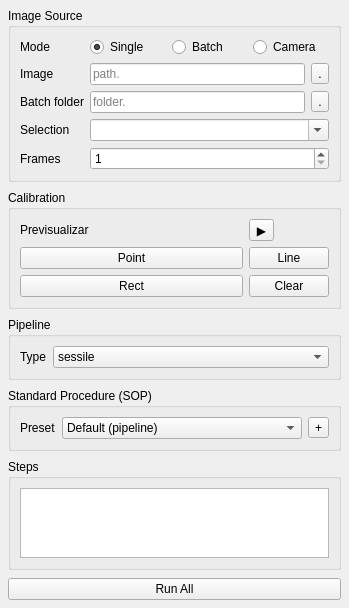
Above: src/menipy/gui/views/setup_panel.ui from carenaudo/Menipy before the change. Below: the same form after it.
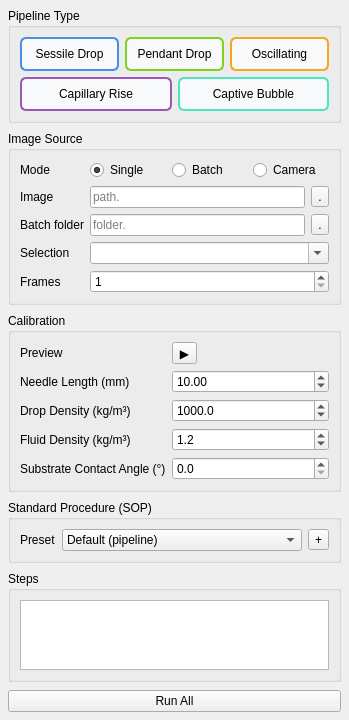
That is the form after the change. Icons and pictures are not drawn.

Commit message: Add multi-measurement results history and dynamic pipeline UI

```diff
--- a/src/menipy/gui/views/setup_panel.ui
+++ b/src/menipy/gui/views/setup_panel.ui
@@ -26,6 +26,133 @@
    <property name="bottomMargin">
     <number>8</number>
    </property>
+   <item>
+    <widget class="QGroupBox" name="pipelineGroup">
+     <property name="title">
+      <string>Pipeline Type</string>
+     </property>
+     <layout class="QVBoxLayout" name="pipelineButtonLayout">
+      <item>
+       <layout class="QHBoxLayout" name="pipelineButtons">
+        <item>
+         <widget class="QPushButton" name="sessileBtn">
+          <property name="text">
+           <string>Sessile Drop</string>
+          </property>
+          <property name="icon">
+           <iconset resource="../resources/menipy_icons.qrc">
+            <normaloff>:/icons/sessile.svg</normaloff>
+           </iconset>
+          </property>
+          <property name="checkable">
+           <bool>true</bool>
+          </property>
+          <property name="autoExclusive">
+           <bool>true</bool>
+          </property>
+          <property name="styleSheet">
+           <string notr="true">QPushButton { text-align: center; padding: 8px; border: 2px solid #4A90E2; border-radius: 6px; background-color: #f8f9fa; }
+QPushButton:checked { background-color: #4A90E2; color: white; font-weight: bold; }</string>
+          </property>
+         </widget>
+        </item>
+        <item>
+         <widget class="QPushButton" name="pendantBtn">
+          <property name="text">
+           <string>Pendant Drop</string>
+          </property>
+          <property name="icon">
+           <iconset resource="../resources/menipy_icons.qrc">
+            <normaloff>:/icons/pendant.svg</normaloff>
+           </iconset>
+          </property>
+          <property name="checkable">
+           <bool>true</bool>
+          </property>
+          <property name="autoExclusive">
+           <bool>true</bool>
+          </property>
+          <property name="styleSheet">
+           <string notr="true">QPushButton { text-align: center; padding: 8px; border: 2px solid #7ED321; border-radius: 6px; background-color: #f8f9fa; }
+QPushButton:checked { background-color: #7ED321; color: white; font-weight: bold; }</string>
+          </property>
+         </widget>
+        </item>
+        <item>
+         <widget class="QPushButton" name="oscillatingBtn">
+          <property name="text">
+           <string>Oscillating</string>
+          </property>
+          <property name="icon">
+           <iconset resource="../resources/menipy_icons.qrc">
+            <normaloff>:/icons/oscillating.svg</normaloff>
+           </iconset>
+          </property>
+          <property name="checkable">
+           <bool>true</bool>
+          </property>
+          <property name="autoExclusive">
+           <bool>true</bool>
+          </property>
+          <property name="styleSheet">
+           <string notr="true">QPushButton { text-align: center; padding: 8px; border: 2px solid #F5A623; border-radius: 6px; background-color: #f8f9fa; }
+QPushButton:checked { background-color: #F5A623; color: white; font-weight: bold; }</string>
+          </property>
+         </widget>
+        </item>
+       </layout>
+      </item>
+      <item>
+       <layout class="QHBoxLayout" name="pipelineButtonsRow2">
+        <item>
+         <widget class="QPushButton" name="capillaryBtn">
+          <property name="text">
+           <string>Capillary Rise</string>
+          </property>
+          <property name="icon">
+           <iconset resource="../resources/menipy_icons.qrc">
+            <normaloff>:/icons/capillary_rise.svg</normaloff>
+           </iconset>
+          </property>
+          <property name="checkable">
+           <bool>true</bool>
+          </property>
+          <property name="autoExclusive">
+           <bool>true</bool>
+          </property>
+          <property name="styleSheet">
+           <string notr="true">QPushButton { text-align: center; padding: 8px; border: 2px solid #9B59B6; border-radius: 6px; background-color: #f8f9fa; }
+QPushButton:checked { background-color: #9B59B6; color: white; font-weight: bold; }</string>
+          </property>
+         </widget>
+        </item>
+        <item>
+         <widget class="QPushButton" name="captiveBtn">
+          <property name="text">
+           <string>Captive Bubble</string>
+          </property>
+          <property name="icon">
+           <iconset resource="../resources/menipy_icons.qrc">
+            <normaloff>:/icons/captive_bubble.svg</normaloff>
+           </iconset>
+          </property>
+          <property name="checkable">
+           <bool>true</bool>
+          </property>
+          <property name="autoExclusive">
+           <bool>true</bool>
+          </property>
+          <property name="styleSheet">
+           <string notr="true">QPushButton { text-align: center; padding: 8px; border: 2px solid #50E3C2; border-radius: 6px; background-color: #f8f9fa; }
+QPushButton:checked { background-color: #50E3C2; color: white; font-weight: bold; }</string>
+          </property>
+         </widget>
+        </item>
+       </layout>
+      </item>
+     </layout>
+    </widget>
+   </item>
    <item>
     <widget class="QGroupBox" name="sourceGroup">
      <property name="title">
@@ -38,39 +165,11 @@
      <property name="title">
       <string>Calibration</string>
      </property>
-     <layout class="QGridLayout" name="calibrationLayout">
-      <item row="3" column="1">
-       <widget class="QPushButton" name="drawLineBtn">
-        <property name="text">
-         <string>Line</string>
-        </property>
-       </widget>
-      </item>
-      <item row="4" column="1">
-       <widget class="QPushButton" name="clearOverlayBtn">
-        <property name="text">
-         <string>Clear</string>
-        </property>
-       </widget>
-      </item>
+     <layout class="QFormLayout" name="calibrationForm">
       <item row="0" column="0">
-       <widget class="QLabel" name="label">
+       <widget class="QLabel" name="previewLabel">
         <property name="text">
-         <string>Previsualizar</string>
-        </property>
-       </widget>
-      </item>
-      <item row="3" column="0">
-       <widget class="QPushButton" name="drawPointBtn">
-        <property name="text">
-         <string>Point</string>
-        </property>
-       </widget>
-      </item>
-      <item row="4" column="0">
-       <widget class="QPushButton" name="drawRectBtn">
-        <property name="text">
-         <string>Rect</string>
+         <string>Preview</string>
         </property>
        </widget>
       </item>
@@ -84,49 +183,96 @@
         </property>
        </widget>
       </item>
-     </layout>
-    </widget>
-   </item>
-   <item>
-    <widget class="QGroupBox" name="pipelineGroup">
-     <property name="title">
-      <string>Pipeline</string>
-     </property>
-     <layout class="QFormLayout" name="pipeForm">
-      <item row="0" column="0">
-       <widget class="QLabel" name="labelType">
+      <item row="1" column="0">
+       <widget class="QLabel" name="needleLengthLabel">
         <property name="text">
-         <string>Type</string>
+         <string>Needle Length (mm)</string>
         </property>
        </widget>
       </item>
-      <item row="0" column="1">
-       <widget class="QComboBox" name="testCombo">
-        <item>
-         <property name="text">
-          <string>sessile</string>
-         </property>
-        </item>
-        <item>
-         <property name="text">
-          <string>pendant</string>
-         </property>
-        </item>
-        <item>
-         <property name="text">
-          <string>oscillating</string>
-         </property>
-        </item>
-        <item>
-         <property name="text">
-          <string>capillary_rise</string>
-         </property>
-        </item>
-        <item>
-         <property name="text">
-          <string>captive_bubble</string>
-         </property>
-        </item>
+      <item row="1" column="1">
+       <widget class="QDoubleSpinBox" name="needleLengthSpin">
+        <property name="minimum">
+         <double>0.100000000000000</double>
+        </property>
+        <property name="maximum">
+         <double>100.000000000000000</double>
+        </property>
+        <property name="value">
+         <double>10.000000000000000</double>
+        </property>
+        <property name="decimals">
+         <number>2</number>
+        </property>
+       </widget>
+      </item>
+      <item row="2" column="0">
+       <widget class="QLabel" name="dropDensityLabel">
+        <property name="text">
+         <string>Drop Density (kg/m³)</string>
+        </property>
+       </widget>
+      </item>
+      <item row="2" column="1">
+       <widget class="QDoubleSpinBox" name="dropDensitySpin">
+        <property name="minimum">
+         <double>500.000000000000000</double>
+        </property>
+        <property name="maximum">
+         <double>20000.000000000000000</double>
+        </property>
+        <property name="value">
+         <double>1000.000000000000000</double>
+        </property>
+        <property name="decimals">
+         <number>1</number>
+        </property>
+       </widget>
+      </item>
+      <item row="3" column="0">
+       <widget class="QLabel" name="fluidDensityLabel">
+        <property name="text">
+         <string>Fluid Density (kg/m³)</string>
+        </property>
+       </widget>
+      </item>
+      <item row="3" column="1">
+       <widget class="QDoubleSpinBox" name="fluidDensitySpin">
+        <property name="minimum">
+         <double>1.000000000000000</double>
+        </property>
+        <property name="maximum">
+         <double>2000.000000000000000</double>
+        </property>
+        <property name="value">
+         <double>1.200000000000000</double>
+        </property>
+        <property name="decimals">
+         <number>1</number>
+        </property>
+       </widget>
+      </item>
+      <item row="4" column="0">
+       <widget class="QLabel" name="substrateAngleLabel">
+        <property name="text">
+         <string>Substrate Contact Angle (°)</string>
+        </property>
+       </widget>
+      </item>
+      <item row="4" column="1">
+       <widget class="QDoubleSpinBox" name="substrateAngleSpin">
+        <property name="minimum">
+         <double>0.000000000000000</double>
+        </property>
+        <property name="maximum">
+         <double>180.000000000000000</double>
+        </property>
+        <property name="value">
+         <double>0.000000000000000</double>
+        </property>
+        <property name="decimals">
+         <number>1</number>
+        </property>
        </widget>
       </item>
      </layout>
```
The commit also changes 21 other files.
